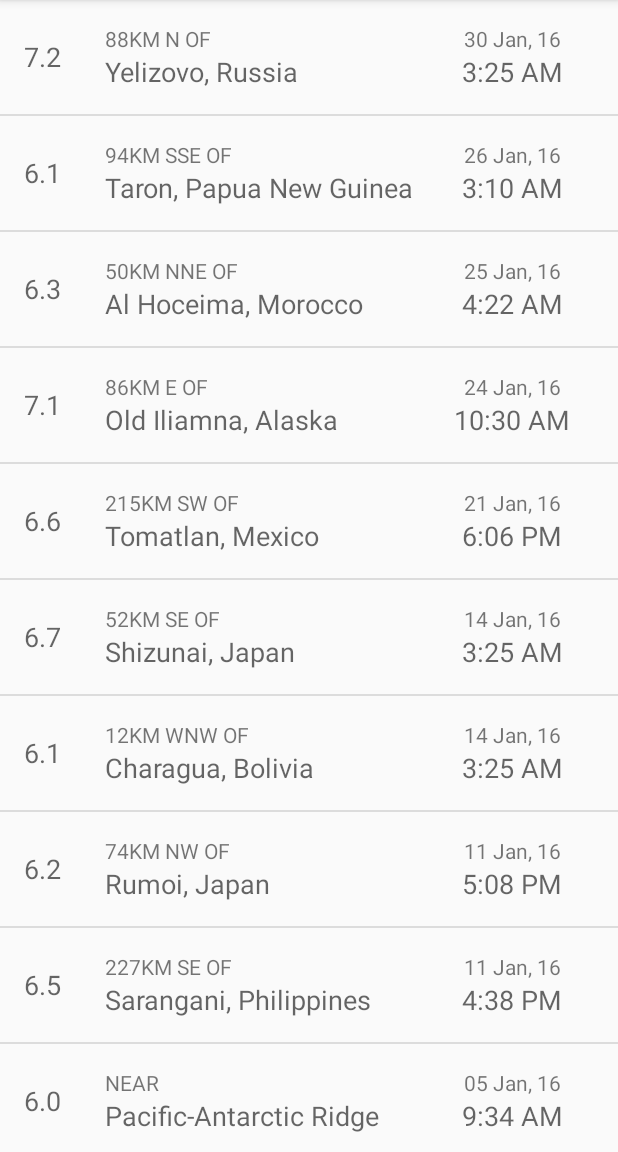
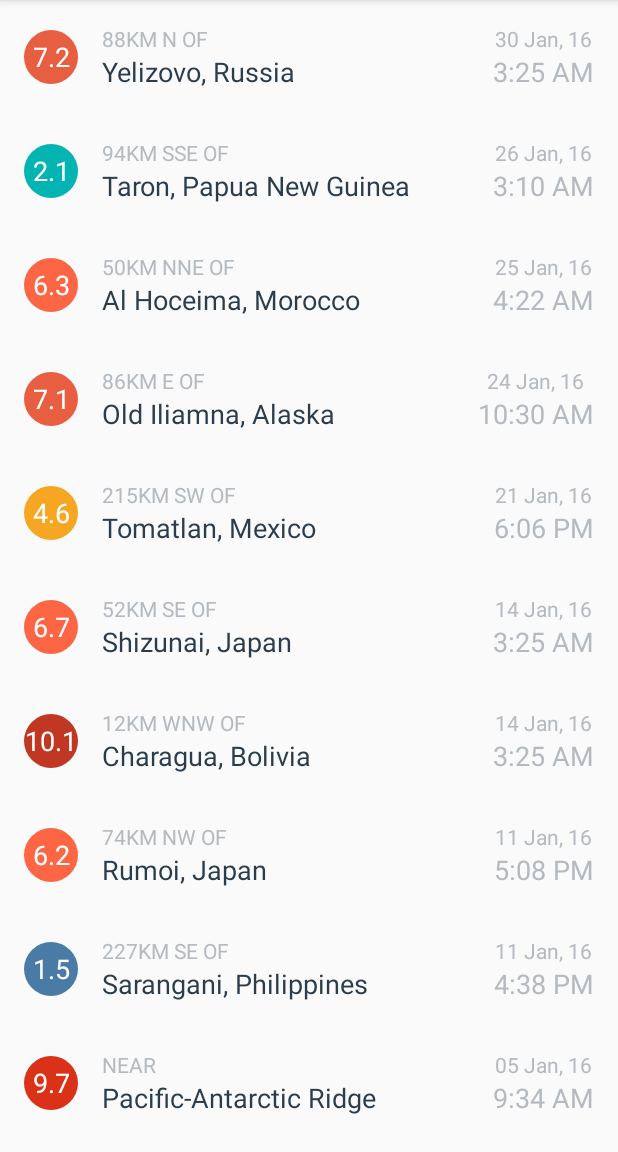
Before and after one commit to codeluster/Earthquakes, an Android app: the screen it shows after launch (EarthquakeActivity), on a phone screen of 412 x 824 dp, the part 84-1236 px from its top. Run offline under Robolectric (Android 15) with nearby library versions, the phone set to English and light mode, and no system bars.

Commit message:
Colorful circles behind magnitude text and removed dividers in list view

```diff
--- a/app/src/main/java/com/example/tanmay/earthquakes/EarthquakeActivity.java
+++ b/app/src/main/java/com/example/tanmay/earthquakes/EarthquakeActivity.java
@@ -1,8 +1,10 @@
 package com.example.tanmay.earthquakes;
 
 import android.content.Context;
+import android.graphics.drawable.GradientDrawable;
 import android.support.annotation.NonNull;
 import android.support.annotation.Nullable;
+import android.support.v4.content.ContextCompat;
 import android.support.v7.app.AppCompatActivity;
 import android.os.Bundle;
 import android.view.LayoutInflater;
@@ -64,6 +66,12 @@ public class EarthquakeActivity extends AppCompatActivity {
 
             float magnitude_raw = currentEarthquake.getMagnitude();
 
+            GradientDrawable magnitudeCircle = (GradientDrawable) magnitudeView.getBackground();
+
+            int magnitudeColor = getMagnitudeColor(magnitude_raw);
+
+            magnitudeCircle.setColor(magnitudeColor);
+
             // Convert all magnitudes into decimal with one place
             DecimalFormat formatter = new DecimalFormat("0.0");
             String magnitude_formatted = formatter.format(magnitude_raw);
@@ -108,5 +116,50 @@ public class EarthquakeActivity extends AppCompatActivity {
             return timeFormat.format(date);
         }
 
+        private int getMagnitudeColor(float magnitude) {
+
+            int magnitudeColorResourceId = 0;
+
+            switch ((int) Math.floor(magnitude)) {
+
+                case 1:
+                    magnitudeColorResourceId = R.color.magnitude1;
+                    break;
+                case 2:
+                    magnitudeColorResourceId = R.color.magnitude2;
+                    break;
+                case 3:
+                    magnitudeColorResourceId = R.color.magnitude3;
+                    break;
+                case 4:
+                    magnitudeColorResourceId = R.color.magnitude4;
+                    break;
+                case 5:
+                    magnitudeColorResourceId = R.color.magnitude5;
+                    break;
+                case 6:
+                    magnitudeColorResourceId = R.color.magnitude6;
+                    break;
+                case 7:
+                    magnitudeColorResourceId = R.color.magnitude7;
+                    break;
+                case 8:
+                    magnitudeColorResourceId = R.color.magnitude8;
+                    break;
+                case 9:
+                    magnitudeColorResourceId = R.color.magnitude9;
+                    break;
+                case 10:
+                    magnitudeColorResourceId = R.color.magnitude10plus;
+                    break;
+                default:
+                    magnitudeColorResourceId = android.R.color.black;
+                    break;
+            }
+
+            return ContextCompat.getColor(getContext(), magnitudeColorResourceId);
+
+        }
+
     }
 }
--- a/app/src/main/java/com/example/tanmay/earthquakes/QueryUtils.java
+++ b/app/src/main/java/com/example/tanmay/earthquakes/QueryUtils.java
@@ -15,15 +15,15 @@ public final class QueryUtils {
 
     private static final String SAMPLE_JSON_RESPONSE =
             "{\"type\":\"FeatureCollection\",\"metadata\":{\"generated\":1462295443000,\"url\":\"http://earthquake.usgs.gov/fdsnws/event/1/query?format=geojson&starttime=2016-01-01&endtime=2016-01-31&minmag=6&limit=10\",\"title\":\"USGS Earthquakes\",\"status\":200,\"api\":\"1.5.2\",\"limit\":10,\"offset\":1,\"count\":10},\"features\":[{\"type\":\"Feature\",\"properties\":{\"mag\":7.2,\"place\":\"88km N of Yelizovo, Russia\",\"time\":1454124312220,\"updated\":1460674294040,\"tz\":720,\"url\":\"http://earthquake.usgs.gov/earthquakes/eventpage/us20004vvx\",\"detail\":\"http://earthquake.usgs.gov/fdsnws/event/1/query?eventid=us20004vvx&format=geojson\",\"felt\":2,\"cdi\":3.4,\"mmi\":5.82,\"alert\":\"green\",\"status\":\"reviewed\",\"tsunami\":1,\"sig\":798,\"net\":\"us\",\"code\":\"20004vvx\",\"ids\":\",at00o1qxho,pt16030050,us20004vvx,gcmt20160130032510,\",\"sources\":\",at,pt,us,gcmt,\",\"types\":\",cap,dyfi,finite-fault,general-link,general-text,geoserve,impact-link,impact-text,losspager,moment-tensor,nearby-cities,origin,phase-data,shakemap,tectonic-summary,\",\"nst\":null,\"dmin\":0.958,\"rms\":1.19,\"gap\":17,\"magType\":\"mww\",\"type\":\"earthquake\",\"title\":\"M 7.2 - 88km N of Yelizovo, Russia\"},\"geometry\":{\"type\":\"Point\",\"coordinates\":[158.5463,53.9776,177]},\"id\":\"us20004vvx\"},\n" +
-                    "{\"type\":\"Feature\",\"properties\":{\"mag\":6.1,\"place\":\"94km SSE of Taron, Papua New Guinea\",\"time\":1453777820750,\"updated\":1460156775040,\"tz\":600,\"url\":\"http://earthquake.usgs.gov/earthquakes/eventpage/us20004uks\",\"detail\":\"http://earthquake.usgs.gov/fdsnws/event/1/query?eventid=us20004uks&format=geojson\",\"felt\":null,\"cdi\":null,\"mmi\":4.1,\"alert\":\"green\",\"status\":\"reviewed\",\"tsunami\":1,\"sig\":572,\"net\":\"us\",\"code\":\"20004uks\",\"ids\":\",us20004uks,gcmt20160126031023,\",\"sources\":\",us,gcmt,\",\"types\":\",cap,geoserve,losspager,moment-tensor,nearby-cities,origin,phase-data,shakemap,tectonic-summary,\",\"nst\":null,\"dmin\":1.537,\"rms\":0.74,\"gap\":25,\"magType\":\"mww\",\"type\":\"earthquake\",\"title\":\"M 6.1 - 94km SSE of Taron, Papua New Guinea\"},\"geometry\":{\"type\":\"Point\",\"coordinates\":[153.2454,-5.2952,26]},\"id\":\"us20004uks\"},\n" +
+                    "{\"type\":\"Feature\",\"properties\":{\"mag\":2.1,\"place\":\"94km SSE of Taron, Papua New Guinea\",\"time\":1453777820750,\"updated\":1460156775040,\"tz\":600,\"url\":\"http://earthquake.usgs.gov/earthquakes/eventpage/us20004uks\",\"detail\":\"http://earthquake.usgs.gov/fdsnws/event/1/query?eventid=us20004uks&format=geojson\",\"felt\":null,\"cdi\":null,\"mmi\":4.1,\"alert\":\"green\",\"status\":\"reviewed\",\"tsunami\":1,\"sig\":572,\"net\":\"us\",\"code\":\"20004uks\",\"ids\":\",us20004uks,gcmt20160126031023,\",\"sources\":\",us,gcmt,\",\"types\":\",cap,geoserve,losspager,moment-tensor,nearby-cities,origin,phase-data,shakemap,tectonic-summary,\",\"nst\":null,\"dmin\":1.537,\"rms\":0.74,\"gap\":25,\"magType\":\"mww\",\"type\":\"earthquake\",\"title\":\"M 6.1 - 94km SSE of Taron, Papua New Guinea\"},\"geometry\":{\"type\":\"Point\",\"coordinates\":[153.2454,-5.2952,26]},\"id\":\"us20004uks\"},\n" +
                     "{\"type\":\"Feature\",\"properties\":{\"mag\":6.3,\"place\":\"50km NNE of Al Hoceima, Morocco\",\"time\":1453695722730,\"updated\":1460156773040,\"tz\":0,\"url\":\"http://earthquake.usgs.gov/earthquakes/eventpage/us10004gy9\",\"detail\":\"http://earthquake.usgs.gov/fdsnws/event/1/query?eventid=us10004gy9&format=geojson\",\"felt\":117,\"cdi\":7.2,\"mmi\":5.28,\"alert\":\"green\",\"status\":\"reviewed\",\"tsunami\":0,\"sig\":695,\"net\":\"us\",\"code\":\"10004gy9\",\"ids\":\",us10004gy9,gcmt20160125042203,\",\"sources\":\",us,gcmt,\",\"types\":\",cap,dyfi,geoserve,impact-text,losspager,moment-tensor,nearby-cities,origin,phase-data,shakemap,tectonic-summary,\",\"nst\":null,\"dmin\":2.201,\"rms\":0.92,\"gap\":20,\"magType\":\"mww\",\"type\":\"earthquake\",\"title\":\"M 6.3 - 50km NNE of Al Hoceima, Morocco\"},\"geometry\":{\"type\":\"Point\",\"coordinates\":[-3.6818,35.6493,12]},\"id\":\"us10004gy9\"},\n" +
                     "{\"type\":\"Feature\",\"properties\":{\"mag\":7.1,\"place\":\"86km E of Old Iliamna, Alaska\",\"time\":1453631430230,\"updated\":1460156770040,\"tz\":-540,\"url\":\"http://earthquake.usgs.gov/earthquakes/eventpage/us10004gqp\",\"detail\":\"http://earthquake.usgs.gov/fdsnws/event/1/query?eventid=us10004gqp&format=geojson\",\"felt\":1816,\"cdi\":7.2,\"mmi\":6.6,\"alert\":\"green\",\"status\":\"reviewed\",\"tsunami\":1,\"sig\":1496,\"net\":\"us\",\"code\":\"10004gqp\",\"ids\":\",at00o1gd6r,us10004gqp,ak12496371,gcmt20160124103030,\",\"sources\":\",at,us,ak,gcmt,\",\"types\":\",cap,dyfi,finite-fault,general-link,general-text,geoserve,impact-link,impact-text,losspager,moment-tensor,nearby-cities,origin,phase-data,shakemap,tectonic-summary,trump-origin,\",\"nst\":null,\"dmin\":0.72,\"rms\":2.11,\"gap\":19,\"magType\":\"mww\",\"type\":\"earthquake\",\"title\":\"M 7.1 - 86km E of Old Iliamna, Alaska\"},\"geometry\":{\"type\":\"Point\",\"coordinates\":[-153.4051,59.6363,129]},\"id\":\"us10004gqp\"},\n" +
-                    "{\"type\":\"Feature\",\"properties\":{\"mag\":6.6,\"place\":\"215km SW of Tomatlan, Mexico\",\"time\":1453399617650,\"updated\":1459963829040,\"tz\":-420,\"url\":\"http://earthquake.usgs.gov/earthquakes/eventpage/us10004g4l\",\"detail\":\"http://earthquake.usgs.gov/fdsnws/event/1/query?eventid=us10004g4l&format=geojson\",\"felt\":11,\"cdi\":2.7,\"mmi\":3.92,\"alert\":\"green\",\"status\":\"reviewed\",\"tsunami\":1,\"sig\":673,\"net\":\"us\",\"code\":\"10004g4l\",\"ids\":\",at00o1bebo,pt16021050,us10004g4l,gcmt20160121180659,\",\"sources\":\",at,pt,us,gcmt,\",\"types\":\",cap,dyfi,geoserve,impact-link,impact-text,losspager,moment-tensor,nearby-cities,origin,phase-data,shakemap,tectonic-summary,\",\"nst\":null,\"dmin\":2.413,\"rms\":0.98,\"gap\":74,\"magType\":\"mww\",\"type\":\"earthquake\",\"title\":\"M 6.6 - 215km SW of Tomatlan, Mexico\"},\"geometry\":{\"type\":\"Point\",\"coordinates\":[-106.9337,18.8239,10]},\"id\":\"us10004g4l\"},\n" +
+                    "{\"type\":\"Feature\",\"properties\":{\"mag\":4.6,\"place\":\"215km SW of Tomatlan, Mexico\",\"time\":1453399617650,\"updated\":1459963829040,\"tz\":-420,\"url\":\"http://earthquake.usgs.gov/earthquakes/eventpage/us10004g4l\",\"detail\":\"http://earthquake.usgs.gov/fdsnws/event/1/query?eventid=us10004g4l&format=geojson\",\"felt\":11,\"cdi\":2.7,\"mmi\":3.92,\"alert\":\"green\",\"status\":\"reviewed\",\"tsunami\":1,\"sig\":673,\"net\":\"us\",\"code\":\"10004g4l\",\"ids\":\",at00o1bebo,pt16021050,us10004g4l,gcmt20160121180659,\",\"sources\":\",at,pt,us,gcmt,\",\"types\":\",cap,dyfi,geoserve,impact-link,impact-text,losspager,moment-tensor,nearby-cities,origin,phase-data,shakemap,tectonic-summary,\",\"nst\":null,\"dmin\":2.413,\"rms\":0.98,\"gap\":74,\"magType\":\"mww\",\"type\":\"earthquake\",\"title\":\"M 6.6 - 215km SW of Tomatlan, Mexico\"},\"geometry\":{\"type\":\"Point\",\"coordinates\":[-106.9337,18.8239,10]},\"id\":\"us10004g4l\"},\n" +
                     "{\"type\":\"Feature\",\"properties\":{\"mag\":6.7,\"place\":\"52km SE of Shizunai, Japan\",\"time\":1452741933640,\"updated\":1459304879040,\"tz\":540,\"url\":\"http://earthquake.usgs.gov/earthquakes/eventpage/us10004ebx\",\"detail\":\"http://earthquake.usgs.gov/fdsnws/event/1/query?eventid=us10004ebx&format=geojson\",\"felt\":51,\"cdi\":5.8,\"mmi\":6.45,\"alert\":\"green\",\"status\":\"reviewed\",\"tsunami\":1,\"sig\":720,\"net\":\"us\",\"code\":\"10004ebx\",\"ids\":\",us10004ebx,pt16014050,at00o0xauk,gcmt20160114032534,\",\"sources\":\",us,pt,at,gcmt,\",\"types\":\",associate,cap,dyfi,geoserve,impact-link,impact-text,losspager,moment-tensor,nearby-cities,origin,phase-data,shakemap,\",\"nst\":null,\"dmin\":0.281,\"rms\":0.98,\"gap\":22,\"magType\":\"mww\",\"type\":\"earthquake\",\"title\":\"M 6.7 - 52km SE of Shizunai, Japan\"},\"geometry\":{\"type\":\"Point\",\"coordinates\":[142.781,41.9723,46]},\"id\":\"us10004ebx\"},\n" +
-                    "{\"type\":\"Feature\",\"properties\":{\"mag\":6.1,\"place\":\"12km WNW of Charagua, Bolivia\",\"time\":1452741928270,\"updated\":1459304879040,\"tz\":-240,\"url\":\"http://earthquake.usgs.gov/earthquakes/eventpage/us10004ebw\",\"detail\":\"http://earthquake.usgs.gov/fdsnws/event/1/query?eventid=us10004ebw&format=geojson\",\"felt\":3,\"cdi\":2.2,\"mmi\":2.21,\"alert\":\"green\",\"status\":\"reviewed\",\"tsunami\":0,\"sig\":573,\"net\":\"us\",\"code\":\"10004ebw\",\"ids\":\",us10004ebw,gcmt20160114032528,\",\"sources\":\",us,gcmt,\",\"types\":\",cap,dyfi,geoserve,impact-text,losspager,moment-tensor,nearby-cities,origin,phase-data,shakemap,tectonic-summary,\",\"nst\":null,\"dmin\":5.492,\"rms\":1.04,\"gap\":16,\"magType\":\"mww\",\"type\":\"earthquake\",\"title\":\"M 6.1 - 12km WNW of Charagua, Bolivia\"},\"geometry\":{\"type\":\"Point\",\"coordinates\":[-63.3288,-19.7597,582.56]},\"id\":\"us10004ebw\"},\n" +
+                    "{\"type\":\"Feature\",\"properties\":{\"mag\":10.1,\"place\":\"12km WNW of Charagua, Bolivia\",\"time\":1452741928270,\"updated\":1459304879040,\"tz\":-240,\"url\":\"http://earthquake.usgs.gov/earthquakes/eventpage/us10004ebw\",\"detail\":\"http://earthquake.usgs.gov/fdsnws/event/1/query?eventid=us10004ebw&format=geojson\",\"felt\":3,\"cdi\":2.2,\"mmi\":2.21,\"alert\":\"green\",\"status\":\"reviewed\",\"tsunami\":0,\"sig\":573,\"net\":\"us\",\"code\":\"10004ebw\",\"ids\":\",us10004ebw,gcmt20160114032528,\",\"sources\":\",us,gcmt,\",\"types\":\",cap,dyfi,geoserve,impact-text,losspager,moment-tensor,nearby-cities,origin,phase-data,shakemap,tectonic-summary,\",\"nst\":null,\"dmin\":5.492,\"rms\":1.04,\"gap\":16,\"magType\":\"mww\",\"type\":\"earthquake\",\"title\":\"M 6.1 - 12km WNW of Charagua, Bolivia\"},\"geometry\":{\"type\":\"Point\",\"coordinates\":[-63.3288,-19.7597,582.56]},\"id\":\"us10004ebw\"},\n" +
                     "{\"type\":\"Feature\",\"properties\":{\"mag\":6.2,\"place\":\"74km NW of Rumoi, Japan\",\"time\":1452532083920,\"updated\":1459304875040,\"tz\":540,\"url\":\"http://earthquake.usgs.gov/earthquakes/eventpage/us10004djn\",\"detail\":\"http://earthquake.usgs.gov/fdsnws/event/1/query?eventid=us10004djn&format=geojson\",\"felt\":8,\"cdi\":3.4,\"mmi\":3.74,\"alert\":\"green\",\"status\":\"reviewed\",\"tsunami\":0,\"sig\":594,\"net\":\"us\",\"code\":\"10004djn\",\"ids\":\",us10004djn,gcmt20160111170803,\",\"sources\":\",us,gcmt,\",\"types\":\",cap,dyfi,geoserve,impact-text,losspager,moment-tensor,nearby-cities,origin,phase-data,shakemap,tectonic-summary,\",\"nst\":null,\"dmin\":1.139,\"rms\":0.96,\"gap\":33,\"magType\":\"mww\",\"type\":\"earthquake\",\"title\":\"M 6.2 - 74km NW of Rumoi, Japan\"},\"geometry\":{\"type\":\"Point\",\"coordinates\":[141.0867,44.4761,238.81]},\"id\":\"us10004djn\"},\n" +
-                    "{\"type\":\"Feature\",\"properties\":{\"mag\":6.5,\"place\":\"227km SE of Sarangani, Philippines\",\"time\":1452530285900,\"updated\":1459304874040,\"tz\":480,\"url\":\"http://earthquake.usgs.gov/earthquakes/eventpage/us10004dj5\",\"detail\":\"http://earthquake.usgs.gov/fdsnws/event/1/query?eventid=us10004dj5&format=geojson\",\"felt\":1,\"cdi\":2.7,\"mmi\":7.5,\"alert\":\"green\",\"status\":\"reviewed\",\"tsunami\":1,\"sig\":650,\"net\":\"us\",\"code\":\"10004dj5\",\"ids\":\",at00o0srjp,pt16011050,us10004dj5,gcmt20160111163807,\",\"sources\":\",at,pt,us,gcmt,\",\"types\":\",cap,dyfi,geoserve,impact-link,impact-text,losspager,moment-tensor,nearby-cities,origin,phase-data,shakemap,tectonic-summary,\",\"nst\":null,\"dmin\":3.144,\"rms\":0.72,\"gap\":22,\"magType\":\"mww\",\"type\":\"earthquake\",\"title\":\"M 6.5 - 227km SE of Sarangani, Philippines\"},\"geometry\":{\"type\":\"Point\",\"coordinates\":[126.8621,3.8965,13]},\"id\":\"us10004dj5\"},\n" +
-                    "{\"type\":\"Feature\",\"properties\":{\"mag\":6,\"place\":\"Pacific-Antarctic Ridge\",\"time\":1451986454620,\"updated\":1459202978040,\"tz\":-540,\"url\":\"http://earthquake.usgs.gov/earthquakes/eventpage/us10004bgk\",\"detail\":\"http://earthquake.usgs.gov/fdsnws/event/1/query?eventid=us10004bgk&format=geojson\",\"felt\":0,\"cdi\":1,\"mmi\":0,\"alert\":\"green\",\"status\":\"reviewed\",\"tsunami\":0,\"sig\":554,\"net\":\"us\",\"code\":\"10004bgk\",\"ids\":\",us10004bgk,gcmt20160105093415,\",\"sources\":\",us,gcmt,\",\"types\":\",cap,dyfi,geoserve,losspager,moment-tensor,nearby-cities,origin,phase-data,shakemap,\",\"nst\":null,\"dmin\":30.75,\"rms\":0.67,\"gap\":71,\"magType\":\"mww\",\"type\":\"earthquake\",\"title\":\"M 6.0 - Pacific-Antarctic Ridge\"},\"geometry\":{\"type\":\"Point\",\"coordinates\":[-136.2603,-54.2906,10]},\"id\":\"us10004bgk\"}],\"bbox\":[-153.4051,-54.2906,10,158.5463,59.6363,582.56]}";
+                    "{\"type\":\"Feature\",\"properties\":{\"mag\":1.5,\"place\":\"227km SE of Sarangani, Philippines\",\"time\":1452530285900,\"updated\":1459304874040,\"tz\":480,\"url\":\"http://earthquake.usgs.gov/earthquakes/eventpage/us10004dj5\",\"detail\":\"http://earthquake.usgs.gov/fdsnws/event/1/query?eventid=us10004dj5&format=geojson\",\"felt\":1,\"cdi\":2.7,\"mmi\":7.5,\"alert\":\"green\",\"status\":\"reviewed\",\"tsunami\":1,\"sig\":650,\"net\":\"us\",\"code\":\"10004dj5\",\"ids\":\",at00o0srjp,pt16011050,us10004dj5,gcmt20160111163807,\",\"sources\":\",at,pt,us,gcmt,\",\"types\":\",cap,dyfi,geoserve,impact-link,impact-text,losspager,moment-tensor,nearby-cities,origin,phase-data,shakemap,tectonic-summary,\",\"nst\":null,\"dmin\":3.144,\"rms\":0.72,\"gap\":22,\"magType\":\"mww\",\"type\":\"earthquake\",\"title\":\"M 6.5 - 227km SE of Sarangani, Philippines\"},\"geometry\":{\"type\":\"Point\",\"coordinates\":[126.8621,3.8965,13]},\"id\":\"us10004dj5\"},\n" +
+                    "{\"type\":\"Feature\",\"properties\":{\"mag\":9.7,\"place\":\"Pacific-Antarctic Ridge\",\"time\":1451986454620,\"updated\":1459202978040,\"tz\":-540,\"url\":\"http://earthquake.usgs.gov/earthquakes/eventpage/us10004bgk\",\"detail\":\"http://earthquake.usgs.gov/fdsnws/event/1/query?eventid=us10004bgk&format=geojson\",\"felt\":0,\"cdi\":1,\"mmi\":0,\"alert\":\"green\",\"status\":\"reviewed\",\"tsunami\":0,\"sig\":554,\"net\":\"us\",\"code\":\"10004bgk\",\"ids\":\",us10004bgk,gcmt20160105093415,\",\"sources\":\",us,gcmt,\",\"types\":\",cap,dyfi,geoserve,losspager,moment-tensor,nearby-cities,origin,phase-data,shakemap,\",\"nst\":null,\"dmin\":30.75,\"rms\":0.67,\"gap\":71,\"magType\":\"mww\",\"type\":\"earthquake\",\"title\":\"M 6.0 - Pacific-Antarctic Ridge\"},\"geometry\":{\"type\":\"Point\",\"coordinates\":[-136.2603,-54.2906,10]},\"id\":\"us10004bgk\"}],\"bbox\":[-153.4051,-54.2906,10,158.5463,59.6363,582.56]}";
 
 
     /**
--- a/app/src/main/res/layout/activity_earthquake.xml
+++ b/app/src/main/res/layout/activity_earthquake.xml
@@ -5,4 +5,5 @@
     android:id="@+id/activity_earthquake_list_view"
     android:layout_width="match_parent"
     android:layout_height="match_parent"
+    android:divider="@null"
     tools:context=".EarthquakeActivity" />
--- a/app/src/main/res/layout/earthquake_list_item.xml
+++ b/app/src/main/res/layout/earthquake_list_item.xml
@@ -7,18 +7,24 @@
     android:padding="16dp">
 
     <TextView
+        android:id="@+id/earthquake_magnitude"
+        android:layout_width="wrap_content"
+        android:layout_height="wrap_content"
         android:layout_gravity="center_vertical"
-        android:id="@+id/earthquake_magnitude"
-        android:layout_width="0dp"
-        android:layout_height="wrap_content"
-        android:layout_weight="1"
+        android:background="@drawable/magnitude_circle"
+        android:fontFamily="sans-serif"
+        android:gravity="center"
         android:textAppearance="@style/TextAppearance.AppCompat.Medium"
+        android:textColor="@android:color/white"
         tools:text="7.8" />
 
     <LinearLayout
         android:layout_width="0dp"
         android:layout_height="wrap_content"
-        android:layout_weight="4"
+        android:layout_gravity="center_vertical"
+        android:layout_marginLeft="16dp"
+        android:layout_marginStart="16dp"
+        android:layout_weight="1"
         android:orientation="vertical">
 
         <TextView
@@ -27,22 +33,26 @@
             android:layout_height="wrap_content"
             android:textAllCaps="true"
             android:textAppearance="@style/TextAppearance.AppCompat.Small"
+            android:textColor="@color/textColorEarthquakeDetails"
             tools:text="74km NW of" />
 
         <TextView
             android:id="@+id/earthquake_location_primary"
             android:layout_width="wrap_content"
             android:layout_height="wrap_content"
-            android:maxLines="1"
+            android:maxLines="2"
             android:textAppearance="@style/TextAppearance.AppCompat.Medium"
+            android:textColor="@color/textColorEarthquakeLocation"
             tools:text="Paris, France" />
 
     </LinearLayout>
 
     <LinearLayout
-        android:layout_width="0dp"
+        android:layout_width="wrap_content"
         android:layout_height="wrap_content"
-        android:layout_weight="2"
+        android:layout_gravity="center_vertical"
+        android:layout_marginLeft="16dp"
+        android:layout_marginStart="16dp"
         android:gravity="center_horizontal"
         android:orientation="vertical">
 
@@ -51,6 +61,7 @@
             android:layout_width="wrap_content"
             android:layout_height="wrap_content"
             android:textAppearance="@style/TextAppearance.AppCompat.Small"
+            android:textColor="@color/textColorEarthquakeDetails"
             tools:text="17 Feb, 14" />
 
         <TextView
@@ -58,6 +69,7 @@
             android:layout_width="wrap_content"
             android:layout_height="wrap_content"
             android:textAppearance="@style/TextAppearance.AppCompat.Medium"
+            android:textColor="@color/textColorEarthquakeDetails"
             tools:text="12:59 PM" />
 
     </LinearLayout>
--- a/app/src/main/res/values/colors.xml
+++ b/app/src/main/res/values/colors.xml
@@ -3,4 +3,11 @@
     <color name="colorPrimary">#3F51B5</color>
     <color name="colorPrimaryDark">#303F9F</color>
     <color name="colorAccent">#FF4081</color>
+
+    <!-- Text color for the details of the earthquake in the list item -->
+    <color name="textColorEarthquakeDetails">#B4BAC0</color>
+
+    <!-- Text color for the primary location of the earthquake in the list item -->
+    <color name="textColorEarthquakeLocation">#2B3D4D</color>
+
 </resources>
```
